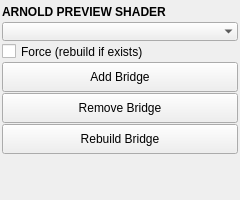
First picture: the form in mayatk/mat_utils/arnold_bridge.ui, repository m3trik/mayatk, before the edit.
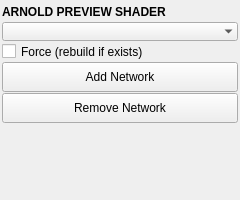
Second picture: the form after the edit. Custom widgets are drawn as their Qt base class.

Commit message: feat(render_utils): add RenderUtils; arnold_bridge packed-mask + precedence fixes

```diff
--- a/mayatk/mat_utils/arnold_bridge.ui
+++ b/mayatk/mat_utils/arnold_bridge.ui
@@ -158,7 +158,7 @@
          <string>&lt;html&gt;&lt;head/&gt;&lt;body&gt;&lt;p&gt;Attach an Arnold &lt;b&gt;aiStandardSurface&lt;/b&gt; bridge to each material in scope. The material's textures are mirrored onto the Arnold shader, wired to the shading group's &lt;b&gt;aiSurfaceShader&lt;/b&gt; slot — so the asset renders in Arnold while the exported Stingray / Standard Surface material is untouched. Skips materials that already have a bridge (unless &lt;b&gt;Force&lt;/b&gt; is on).&lt;/p&gt;&lt;/body&gt;&lt;/html&gt;</string>
         </property>
         <property name="text">
-         <string>Add Bridge</string>
+         <string>Add Network</string>
         </property>
        </widget>
       </item>
@@ -186,35 +186,7 @@
          <string>&lt;html&gt;&lt;head/&gt;&lt;body&gt;&lt;p&gt;Delete the Arnold bridge from each material in scope. Only the Arnold network is removed — the exported base material and its textures are left intact.&lt;/p&gt;&lt;/body&gt;&lt;/html&gt;</string>
         </property>
         <property name="text">
-         <string>Remove Bridge</string>
-        </property>
-       </widget>
-      </item>
-      <item>
-       <widget class="QPushButton" name="b002">
-        <property name="sizePolicy">
-         <sizepolicy hsizetype="Preferred" vsizetype="Fixed">
-          <horstretch>0</horstretch>
-          <verstretch>0</verstretch>
-         </sizepolicy>
-        </property>
-        <property name="minimumSize">
-         <size>
-          <width>0</width>
-          <height>30</height>
-         </size>
-        </property>
-        <property name="maximumSize">
-         <size>
-          <width>16777215</width>
-          <height>30</height>
-         </size>
-        </property>
-        <property name="toolTip">
-         <string>&lt;html&gt;&lt;head/&gt;&lt;body&gt;&lt;p&gt;Remove and re-add the bridge on each material in scope — re-syncs it to the material's &lt;b&gt;current&lt;/b&gt; textures (e.g. after re-pathing or swapping maps).&lt;/p&gt;&lt;/body&gt;&lt;/html&gt;</string>
-        </property>
-        <property name="text">
-         <string>Rebuild Bridge</string>
+         <string>Remove Network</string>
         </property>
        </widget>
       </item>
```
Left out of the diff: 6 changed lines with no effect on the pictures. The commit also changes 19 other files.
